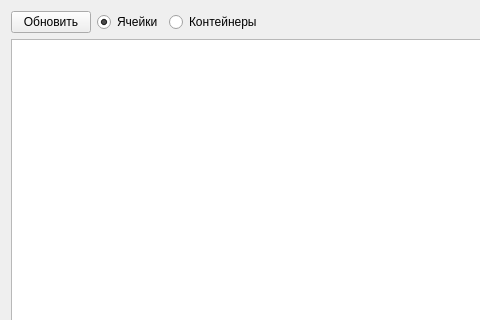
Qt form formcells.ui (Sergeyego/warehouse) before a commit; both pictures show x 0 to 480 and y 0 to 320 of the 936 by 555 pixel window.
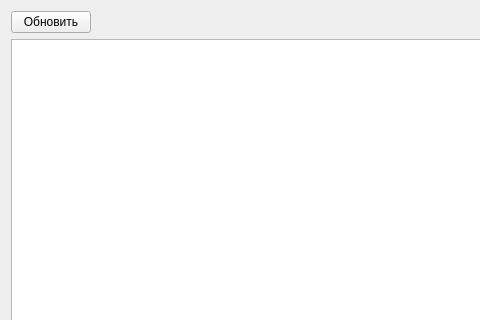
The same form after that commit. Custom widgets are drawn as their Qt base class.

The edit to the form file:
```diff
--- a/formcells.ui
+++ b/formcells.ui
@@ -23,23 +23,6 @@
        </property>
       </widget>
      </item>
-     <item>
-      <widget class="QRadioButton" name="radioButtonCell">
-       <property name="text">
-        <string>Ячейки</string>
-       </property>
-       <property name="checked">
-        <bool>true</bool>
-       </property>
-      </widget>
-     </item>
-     <item>
-      <widget class="QRadioButton" name="radioButtonCont">
-       <property name="text">
-        <string>Контейнеры</string>
-       </property>
-      </widget>
-     </item>
      <item>
       <spacer name="horizontalSpacer">
        <property name="orientation">
```
